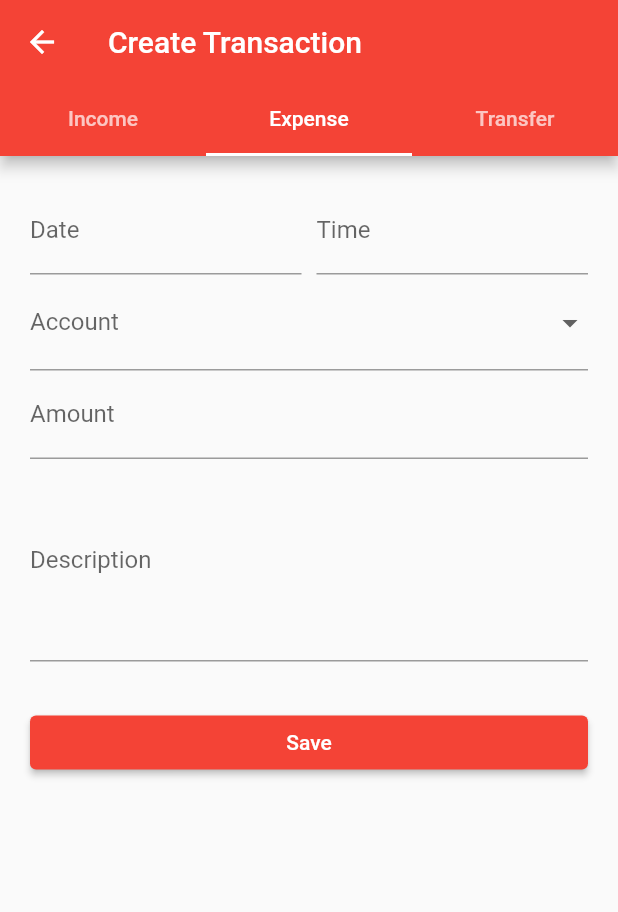
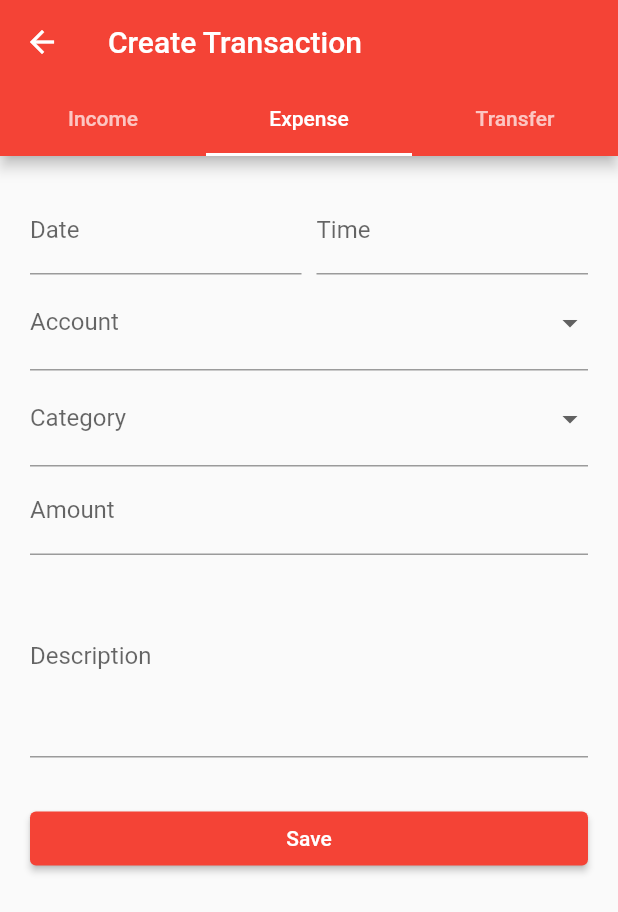
Before and after one commit to davidmahbubi/money-manager-mobile, a Flutter app: the screen it shows after launch, after a tap on the "add" icon, on a phone screen of 412 x 824 dp. Shown: the top 912 px of the screen. Run offline on Flutter 3.47's test engine with Material 2 defaults, Android fonts, the light colour scheme and no system bars; our stand-ins replace font_awesome_flutter.

Commit message:
Added transaction form, added ontap to edit transaction

```diff
--- /dev/null
+++ b/lib/components/create_income_expense_form.dart
@@ -0,0 +1,136 @@
+import 'package:flutter/material.dart';
+import 'package:intl/intl.dart';
+
+class CreateIncomeExpenseForm extends StatefulWidget {
+  const CreateIncomeExpenseForm({super.key});
+
+  @override
+  State<CreateIncomeExpenseForm> createState() =>
+      _CreateIncomeExpenseFormState();
+}
+
+class _CreateIncomeExpenseFormState extends State<CreateIncomeExpenseForm> {
+  final List<Map> accounts = [
+    {'value': 'cash', 'label': 'Cash'},
+    {'value': 'rekening_bca', 'label': 'Rekening BCA'},
+    {'value': 'rekening_bri', 'label': 'Rekening BRI'},
+    {'value': 'debit_bni', 'label': 'Debit BNI'},
+  ];
+
+  final List<Map> categories = [
+    {'value': 'food_and_drinks', 'label': 'Food & Drinks'},
+    {'value': 'transportation', 'label': 'Transportation'},
+  ];
+
+  final TextEditingController _date = TextEditingController();
+  final TextEditingController _time = TextEditingController();
+  String? _selectedAccount;
+
+  @override
+  Widget build(BuildContext context) {
+    return SingleChildScrollView(
+      child: Container(
+        padding: const EdgeInsets.only(left: 20, right: 20, top: 20),
+        child: Column(
+          children: <Widget>[
+            Row(
+              children: [
+                Flexible(
+                  child: Container(
+                    padding: const EdgeInsets.only(right: 5),
+                    child: TextField(
+                      controller: _date,
+                      decoration: const InputDecoration(label: Text('Date')),
+                      onTap: () {
+                        _selectDate(context);
+                      },
+                    ),
+                  ),
+                ),
+                Flexible(
+                  child: Container(
+                    padding: const EdgeInsets.only(left: 5),
+                    child: TextField(
+                      controller: _time,
+                      decoration: const InputDecoration(label: Text('Time')),
+                      onTap: () {
+                        _selectTime(context);
+                      },
+                    ),
+                  ),
+                )
+              ],
+            ),
+            DropdownButtonFormField(
+              decoration: const InputDecoration(label: Text('Account')),
+              items: accounts.map((Map account) {
+                return DropdownMenuItem(
+                  value: account['value'],
+                  child: Text(account['label']),
+                );
+              }).toList(),
+              onChanged: _onSelectorChanged,
+            ),
+            DropdownButtonFormField(
+              decoration: const InputDecoration(label: Text('Category')),
+              items: categories.map((Map account) {
+                return DropdownMenuItem(
+                  value: account['value'],
+                  child: Text(account['label']),
+                );
+              }).toList(),
+              onChanged: _onSelectorChanged,
+            ),
+            const TextField(
+              keyboardType: TextInputType.number,
+              decoration: InputDecoration(
+                label: Text('Amount'),
+              ),
+            ),
+            const TextField(
+              maxLines: 5,
+              decoration: InputDecoration(label: Text('Description')),
+            ),
+            const SizedBox(height: 30),
+            SizedBox(
+              width: double.infinity,
+              child: ElevatedButton(
+                onPressed: () {},
+                child: const Text('Save'),
+              ),
+            ),
+          ],
+        ),
+      ),
+    );
+  }
+
+  Future<void> _selectDate(BuildContext context) async {
+    DateTime? pickedDate = await showDatePicker(
+      context: context,
+      initialDate: DateTime.now(),
+      firstDate: DateTime(2015),
+      lastDate: DateTime(2050),
+    );
+    setState(() {
+      _date.text =
+          pickedDate == null ? '' : DateFormat('dd-MM-yyyy').format(pickedDate);
+    });
+  }
+
+  Future<void> _selectTime(BuildContext context) async {
+    TimeOfDay? pickedTime = await showTimePicker(
+      context: context,
+      initialTime: TimeOfDay.now(),
+    );
+    setState(() {
+      _time.text = pickedTime == null ? '' : pickedTime.format(context);
+    });
+  }
+
+  void _onSelectorChanged(dynamic value) {
+    setState(() {
+      _selectedAccount = value;
+    });
+  }
+}
--- a/lib/components/transaction_card_item.dart
+++ b/lib/components/transaction_card_item.dart
@@ -1,5 +1,6 @@
 import 'package:flutter/material.dart';
 import 'package:money_manager_mobile/constants/enums.dart';
+import 'package:money_manager_mobile/pages/transaction_form.dart';
 import 'package:money_manager_mobile/utils/helper.dart';
 
 class TransactionCardItem extends StatelessWidget {
@@ -20,7 +21,17 @@
 
   @override
   Widget build(BuildContext context) {
-    return Container(
+    return InkWell(
+      onTap: () {
+        Navigator.push(
+          context,
+          MaterialPageRoute(
+            builder: (BuildContext context) =>
+                const TransactionForm(title: 'Edit Transaction'),
+          ),
+        );
+      },
+      child: Container(
         decoration: const BoxDecoration(
           border: Border(
             bottom: BorderSide(
@@ -68,6 +79,7 @@
             )
           ],
         ),
+      ),
     );
   }
 }
--- a/lib/pages/main_page.dart
+++ b/lib/pages/main_page.dart
@@ -1,7 +1,7 @@
 import 'package:flutter/material.dart';
 import 'package:money_manager_mobile/components/bottom_navbar.dart';
 import 'package:money_manager_mobile/components/pages_list.dart';
-import 'package:money_manager_mobile/pages/create_transaction.dart';
+import 'package:money_manager_mobile/pages/transaction_form.dart';
 
 class MainPage extends StatefulWidget {
   final List<Map<String, dynamic>> pages = pagesList;
@@ -41,7 +41,9 @@
           Navigator.push(
             context,
             MaterialPageRoute(
-              builder: (BuildContext context) => const CreateTransaction(),
+              builder: (BuildContext context) => const TransactionForm(
+                title: 'Create Transaction',
+              ),
             ),
           );
         },
--- a/lib/pages/create_transaction.dart
+++ b/lib/pages/transaction_form.dart
@@ -1,15 +1,16 @@
 import 'package:flutter/material.dart';
-import 'package:money_manager_mobile/components/create_expense.dart';
-import 'package:money_manager_mobile/components/income_expense_form.dart';
+import 'package:money_manager_mobile/components/create_income_expense_form.dart';
+import 'package:money_manager_mobile/components/create_transfer_form.dart';
 
-class CreateTransaction extends StatefulWidget {
-  const CreateTransaction({Key? key}) : super(key: key);
+class TransactionForm extends StatefulWidget {
+  final String title;
+  const TransactionForm({Key? key, required this.title}) : super(key: key);
 
   @override
-  State<CreateTransaction> createState() => CreateTransactionState();
+  State<TransactionForm> createState() => TransactionFormState();
 }
 
-class CreateTransactionState extends State<CreateTransaction> {
+class TransactionFormState extends State<TransactionForm> {
   @override
   Widget build(BuildContext context) {
     return DefaultTabController(
@@ -17,7 +18,7 @@
       initialIndex: 1,
       child: Scaffold(
         appBar: AppBar(
-          title: const Text('Create Transaction'),
+          title: Text(widget.title),
           bottom: const TabBar(
             tabs: <Widget>[
               Tab(text: 'Income'),
@@ -30,7 +31,7 @@
           children: <Widget>[
             CreateIncomeExpenseForm(),
             CreateIncomeExpenseForm(),
-            CreateIncomeExpenseForm(),
+            CreateTransferForm(),
           ],
         ),
       ),
```
Also changed, not shown: lib/components/create_transfer_form.dart (renamed from lib/components/income_expense_form.dart, +19 -8 lines), lib/components/create_income.dart (deleted), pubspec.lock. Lines whose indentation alone changed are shown as unchanged.
